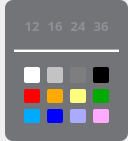
Qt form SoftTerminal/forms/STWBTextStylePanel.ui (sunpu/softterminal) before a commit.
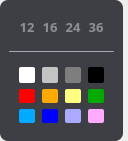
The same form after that commit.

```diff
--- a/SoftTerminal/forms/STWBTextStylePanel.ui
+++ b/SoftTerminal/forms/STWBTextStylePanel.ui
@@ -32,20 +32,10 @@
    <property name="bottomMargin">
     <number>0</number>
    </property>
-   <item>
-    <widget class="QWidget" name="widget_4" native="true">
-     <property name="maximumSize">
-      <size>
-       <width>5</width>
-       <height>16777215</height>
-      </size>
-     </property>
-    </widget>
-   </item>
    <item>
     <widget class="QWidget" name="widMain" native="true">
      <property name="styleSheet">
-      <string notr="true">QWidget#widMain{background-color:rgba(61,63,68,0.7);border-radius:8px;}</string>
+      <string notr="true">QWidget#widMain{background-color:rgb(61,63,68);border-radius:8px;}</string>
      </property>
      <layout class="QVBoxLayout" name="verticalLayout_2">
       <item>
@@ -196,8 +186,20 @@
       </item>
       <item>
        <widget class="Line" name="line">
+        <property name="minimumSize">
+         <size>
+          <width>0</width>
+          <height>1</height>
+         </size>
+        </property>
+        <property name="maximumSize">
+         <size>
+          <width>16777215</width>
+          <height>1</height>
+         </size>
+        </property>
         <property name="styleSheet">
-         <string notr="true">background-color: rgb(255, 255, 255);</string>
+         <string notr="true">background-color: rgb(145, 146, 155);</string>
         </property>
         <property name="frameShadow">
          <enum>QFrame::Sunken</enum>
@@ -438,6 +440,16 @@
      </layout>
     </widget>
    </item>
+   <item>
+    <widget class="QWidget" name="widSplit" native="true">
+     <property name="maximumSize">
+      <size>
+       <width>5</width>
+       <height>16777215</height>
+      </size>
+     </property>
+    </widget>
+   </item>
   </layout>
  </widget>
  <resources/>
```
